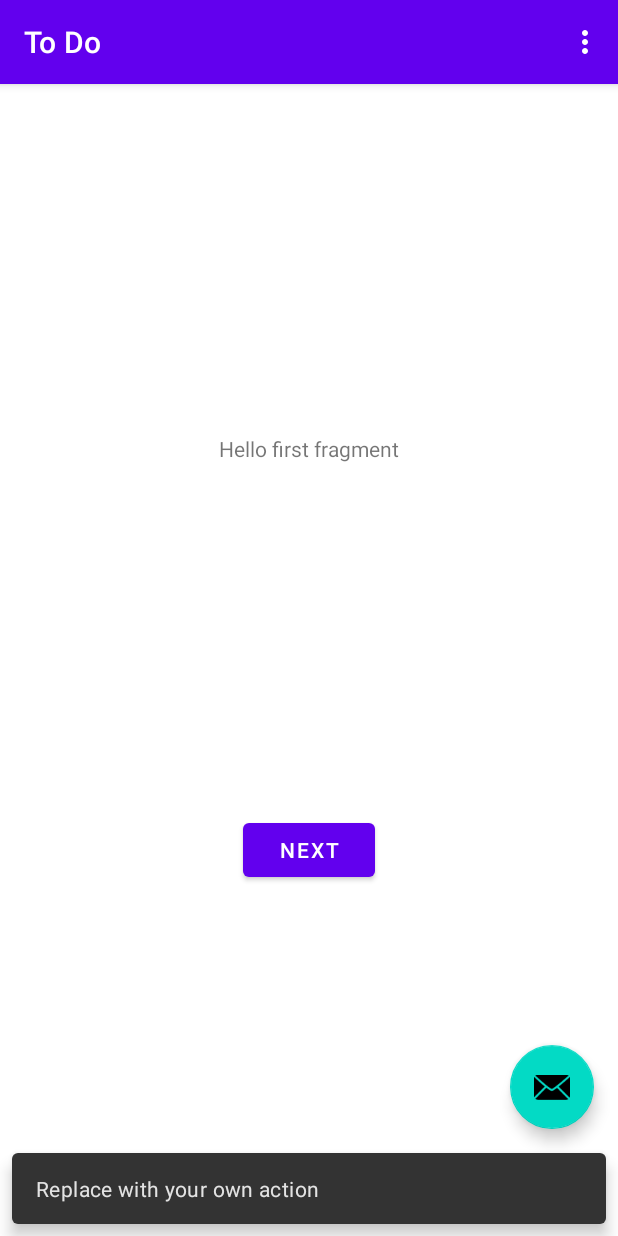
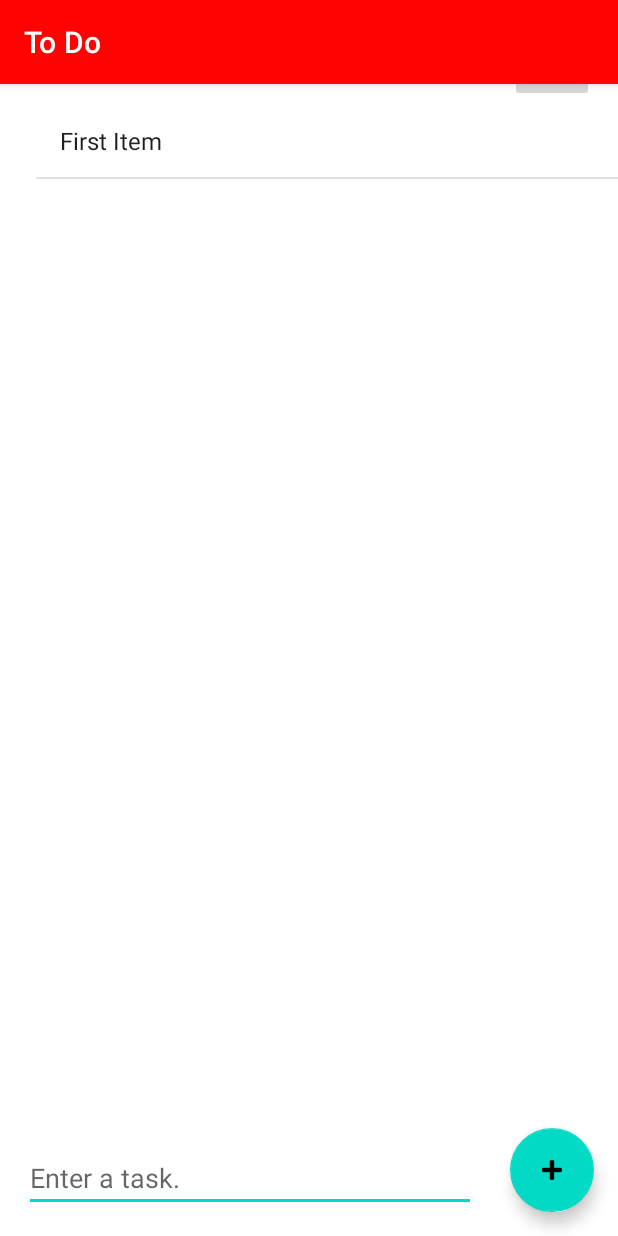
Before and after one commit to gaganmalvi/ToDo, an Android app: the screen it shows after launch (MainActivity), after a tap on an icon or button, on a phone screen of 412 x 824 dp. Run offline under Robolectric (Android 15) with nearby library versions, the phone set to English and light mode, and no system bars.

Commit message:
todo: Basic add text functionality
Signed-off-by: Gagan Malvi <malvigagan@gmail.com>

```diff
--- a/app/src/main/java/com/malviscape/todo/FirstFragment.java
+++ /dev/null
@@ -1,34 +0,0 @@
-package com.malviscape.todo;
-
-import android.os.Bundle;
-import android.view.LayoutInflater;
-import android.view.View;
-import android.view.ViewGroup;
-
-import androidx.annotation.NonNull;
-import androidx.fragment.app.Fragment;
-import androidx.navigation.fragment.NavHostFragment;
-
-public class FirstFragment extends Fragment {
-
-    @Override
-    public View onCreateView(
-            LayoutInflater inflater, ViewGroup container,
-            Bundle savedInstanceState
-    ) {
-        // Inflate the layout for this fragment
-        return inflater.inflate(R.layout.fragment_first, container, false);
-    }
-
-    public void onViewCreated(@NonNull View view, Bundle savedInstanceState) {
-        super.onViewCreated(view, savedInstanceState);
-
-        view.findViewById(R.id.button_first).setOnClickListener(new View.OnClickListener() {
-            @Override
-            public void onClick(View view) {
-                NavHostFragment.findNavController(FirstFragment.this)
-                        .navigate(R.id.action_FirstFragment_to_SecondFragment);
-            }
-        });
-    }
-}
--- a/app/src/main/java/com/malviscape/todo/MainActivity.java
+++ b/app/src/main/java/com/malviscape/todo/MainActivity.java
@@ -1,19 +1,19 @@
 package com.malviscape.todo;
 
 import android.os.Bundle;
-
-import com.google.android.material.floatingactionbutton.FloatingActionButton;
-import com.google.android.material.snackbar.Snackbar;
 
 import androidx.appcompat.app.AppCompatActivity;
 import androidx.appcompat.widget.Toolbar;
 
 import android.view.View;
 
-import android.view.Menu;
-import android.view.MenuItem;
+import java.util.ArrayList;
 
 public class MainActivity extends AppCompatActivity {
+    private ArrayList<String> items;
+    private android.widget.ArrayAdapter<String> itemsAdapter;
+    private android.widget.ListView ListItems;
+    private android.widget.EditText editToDo;
 
     @Override
     protected void onCreate(Bundle savedInstanceState) {
@@ -21,36 +21,18 @@ public class MainActivity extends AppCompatActivity {
         setContentView(R.layout.activity_main);
         Toolbar toolbar = findViewById(R.id.toolbar);
         setSupportActionBar(toolbar);
-
-        FloatingActionButton fab = findViewById(R.id.fab);
-        fab.setOnClickListener(new View.OnClickListener() {
-            @Override
-            public void onClick(View view) {
-                Snackbar.make(view, "Replace with your own action", Snackbar.LENGTH_LONG)
-                        .setAction("Action", null).show();
-            }
-        });
+        ListItems = (android.widget.ListView) findViewById(R.id.ListItems);
+        items = new ArrayList<String>();
+        itemsAdapter = new android.widget.ArrayAdapter<String>(this,
+                android.R.layout.simple_list_item_1, items);
+        ListItems.setAdapter(itemsAdapter);
+        items.add("First Item");
     }
 
-    @Override
-    public boolean onCreateOptionsMenu(Menu menu) {
-        // Inflate the menu; this adds items to the action bar if it is present.
-        getMenuInflater().inflate(R.menu.menu_main, menu);
-        return true;
-    }
-
-    @Override
-    public boolean onOptionsItemSelected(MenuItem item) {
-        // Handle action bar item clicks here. The action bar will
-        // automatically handle clicks on the Home/Up button, so long
-        // as you specify a parent activity in AndroidManifest.xml.
-        int id = item.getItemId();
-
-        //noinspection SimplifiableIfStatement
-        if (id == R.id.action_settings) {
-            return true;
-        }
-
-        return super.onOptionsItemSelected(item);
+    public void fab(View v) {
+        android.widget.EditText editToDo = (android.widget.EditText) findViewById(R.id.editToDo);
+        String itemText = editToDo.getText().toString();
+        itemsAdapter.add(itemText);
+        editToDo.setText("");
     }
 }
--- a/app/src/main/res/layout/activity_main.xml
+++ b/app/src/main/res/layout/activity_main.xml
@@ -15,19 +15,49 @@
             android:id="@+id/toolbar"
             android:layout_width="match_parent"
             android:layout_height="?attr/actionBarSize"
-            android:background="?attr/colorPrimary"
+            android:background="#FF0202"
             app:popupTheme="@style/Theme.ToDo.PopupOverlay" />
 
     </com.google.android.material.appbar.AppBarLayout>
 
-    <include layout="@layout/content_main" />
 
     <com.google.android.material.floatingactionbutton.FloatingActionButton
         android:id="@+id/fab"
+        android:onClick="fab"
         android:layout_width="wrap_content"
         android:layout_height="wrap_content"
         android:layout_gravity="bottom|end"
         android:layout_margin="@dimen/fab_margin"
-        app:srcCompat="@android:drawable/ic_dialog_email" />
+        app:rippleColor="#000000"
+        app:srcCompat="@android:drawable/ic_input_add" />
+
+    <ImageButton
+        android:id="@+id/delete"
+        android:layout_width="wrap_content"
+        android:layout_height="wrap_content"
+        android:layout_alignParentEnd="true"
+        android:layout_alignParentRight="true"
+        android:layout_margin="@dimen/fab_margin"
+        android:layout_gravity="end"
+        app:srcCompat="@android:drawable/ic_delete" />
+
+    <ListView
+        android:layout_marginTop="70dp"
+        android:layout_marginLeft="24dp"
+        android:layout_width="wrap_content"
+        android:layout_height="wrap_content"
+        android:id="@+id/ListItems"/>
+
+    <EditText
+        android:id="@+id/editToDo"
+        android:layout_width="301dp"
+        android:layout_height="wrap_content"
+        android:layout_gravity="bottom"
+        android:layout_marginLeft="@dimen/fab_margin"
+        android:layout_marginBottom="@dimen/fab_margin"
+        android:ems="10"
+        android:inputType="textPersonName"
+        android:hint="Enter a task." />
+
 
 </androidx.coordinatorlayout.widget.CoordinatorLayout>
--- a/app/src/main/res/layout/fragment_first.xml
+++ /dev/null
@@ -1,28 +0,0 @@
-<?xml version="1.0" encoding="utf-8"?>
-<androidx.constraintlayout.widget.ConstraintLayout xmlns:android="http://schemas.android.com/apk/res/android"
-    xmlns:app="http://schemas.android.com/apk/res-auto"
-    xmlns:tools="http://schemas.android.com/tools"
-    android:layout_width="match_parent"
-    android:layout_height="match_parent"
-    tools:context=".FirstFragment">
-
-    <TextView
-        android:id="@+id/textview_first"
-        android:layout_width="wrap_content"
-        android:layout_height="wrap_content"
-        android:text="@string/hello_first_fragment"
-        app:layout_constraintBottom_toTopOf="@id/button_first"
-        app:layout_constraintEnd_toEndOf="parent"
-        app:layout_constraintStart_toStartOf="parent"
-        app:layout_constraintTop_toTopOf="parent" />
-
-    <Button
-        android:id="@+id/button_first"
-        android:layout_width="wrap_content"
-        android:layout_height="wrap_content"
-        android:text="@string/next"
-        app:layout_constraintBottom_toBottomOf="parent"
-        app:layout_constraintEnd_toEndOf="parent"
-        app:layout_constraintStart_toStartOf="parent"
-        app:layout_constraintTop_toBottomOf="@id/textview_first" />
-</androidx.constraintlayout.widget.ConstraintLayout>
```
Also changed, not shown: app/src/main/java/com/malviscape/todo/SecondFragment.java (deleted, +0 -34 lines), app/src/main/res/layout/fragment_second.xml (deleted, +0 -27 lines), 2 other files.
